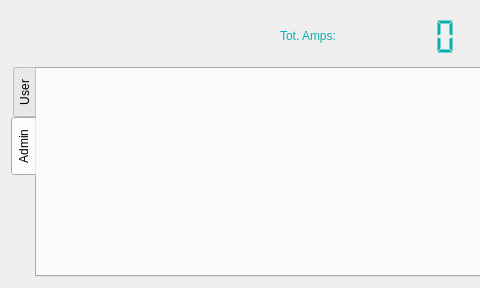
uasal/MagAOX-scoob, file gui/widgets/pwr/pwr.ui: the form before one commit; both pictures show x 0 to 480 and y 0 to 288 of the 1521 by 288 pixel window.
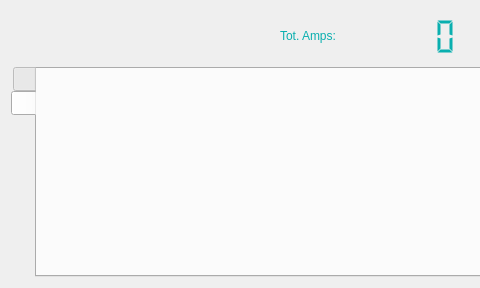
The form after the commit. The open tabs and pages were chosen to show the change. Icons and pictures are not drawn.

Diff of the .ui file:
```diff
--- a/gui/widgets/pwr/pwr.ui
+++ b/gui/widgets/pwr/pwr.ui
@@ -1183,11 +1183,17 @@
         <enum>QTabWidget::West</enum>
        </property>
        <property name="currentIndex">
-        <number>0</number>
+        <number>1</number>
+       </property>
+       <property name="iconSize">
+        <size>
+         <width>48</width>
+         <height>48</height>
+        </size>
        </property>
        <widget class="QWidget" name="tabUser">
         <attribute name="title">
-         <string>User</string>
+         <string/>
         </attribute>
         <layout class="QGridLayout" name="gridLayout_2">
          <item row="0" column="0">
@@ -1220,7 +1226,7 @@
          <string notr="true"/>
         </property>
         <attribute name="title">
-         <string>Admin</string>
+         <string/>
         </attribute>
         <layout class="QGridLayout" name="gridLayout_3" rowstretch="0,0">
          <item row="0" column="0">
```
Left out of the diff: 8 changed lines with no effect on the pictures.
